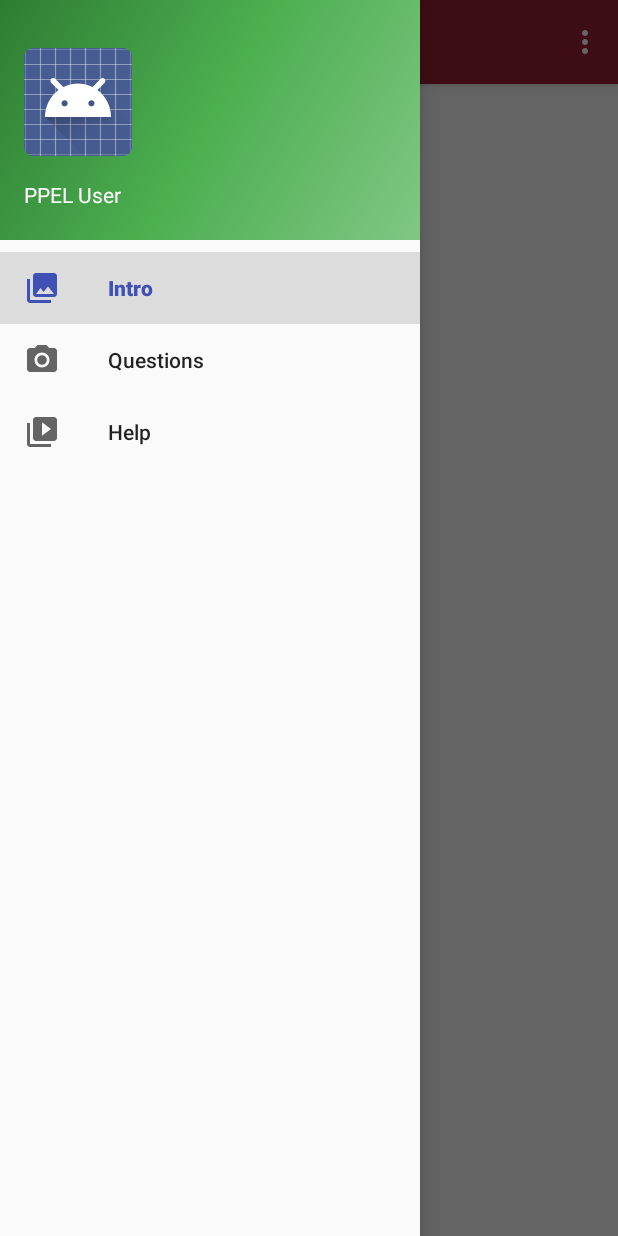
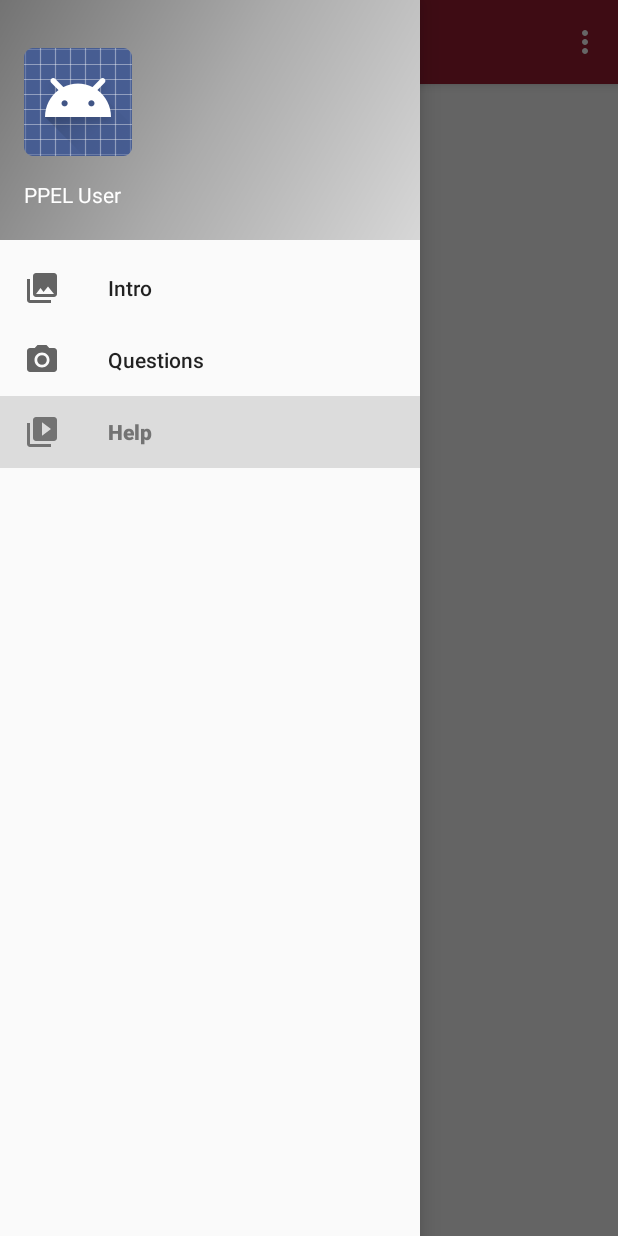
Before and after one commit to KHAAAAN/PPEL-android, an Android app: the HelpActivity screen opened directly, with no data from a screen before it, with the side drawer open, on a phone screen of 412 x 824 dp. Run offline under Robolectric (Android 15) with nearby library versions, the light colour scheme and no system bars.

Commit message:
added grey colors to nav bar header and status bar to Go Cougs a bit more

```diff
--- a/app/src/main/java/com/ppel/HelpActivity.java
+++ b/app/src/main/java/com/ppel/HelpActivity.java
@@ -30,7 +30,7 @@ public class HelpActivity extends MainActivity{
     protected void onResume() {
         super.onResume();
         // to check current activity in the navigation drawer
-        navigationView.getMenu().getItem(0).setChecked(true);
+        navigationView.getMenu().getItem(2).setChecked(true);
     }
 
 
--- a/app/src/main/res/drawable/side_nav_bar.xml
+++ b/app/src/main/res/drawable/side_nav_bar.xml
@@ -1,9 +1,15 @@
 <shape xmlns:android="http://schemas.android.com/apk/res/android"
     android:shape="rectangle">
-    <gradient
+    <!--<gradient
         android:angle="135"
         android:centerColor="#4CAF50"
         android:endColor="#2E7D32"
         android:startColor="#81C784"
+        android:type="linear" />-->
+    <gradient
+        android:angle="135"
+        android:centerColor="#ABABAB"
+        android:endColor="#737373"
+        android:startColor="#D7D7D7"
         android:type="linear" />
 </shape>
--- a/app/src/main/res/layout/nav_header_main.xml
+++ b/app/src/main/res/layout/nav_header_main.xml
@@ -10,7 +10,8 @@
     android:paddingLeft="@dimen/activity_horizontal_margin"
     android:paddingRight="@dimen/activity_horizontal_margin"
     android:paddingTop="@dimen/activity_vertical_margin"
-    android:theme="@style/ThemeOverlay.AppCompat.Dark">
+    android:theme="@style/ThemeOverlay.AppCompat.Dark" >
+
 
     <ImageView
         android:id="@+id/imageView"
--- a/app/src/main/res/values/colors.xml
+++ b/app/src/main/res/values/colors.xml
@@ -1,7 +1,9 @@
 <?xml version="1.0" encoding="utf-8"?>
 <resources>
-    <color name="colorPrimary">#3F51B5</color>
-    <color name="colorPrimaryDark">#303F9F</color>
+    <!--<color name="colorPrimary">#3F51B5</color>-->
+    <color name="colorPrimary">#737373</color>
+    <!--<color name="colorPrimaryDark">#303F9F</color>-->
+    <color name="colorPrimaryDark">#737373</color>
     <color name="colorAccent">#FF4081</color>
     <color name="WSUCrimson">#9C1E32</color>
     <color name="CoolGray">#303030</color>
```
